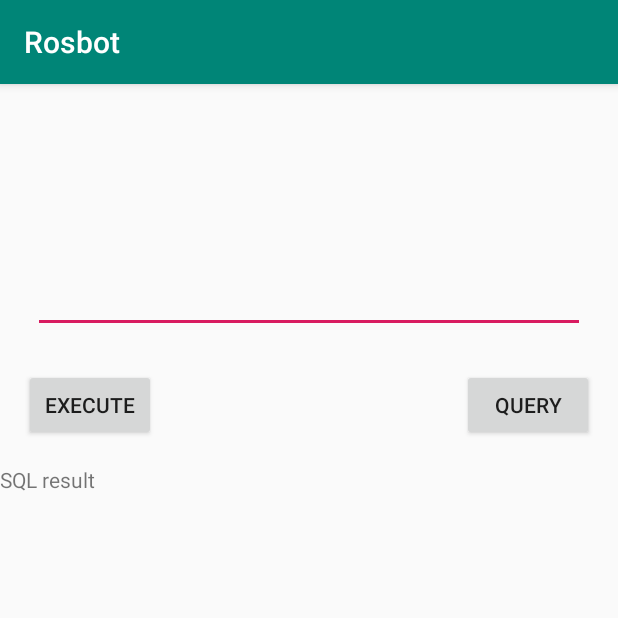
After one commit to AndroiDjo/QueryRobot, an Android app: the DatabaseActivity screen opened directly, with no data from a screen before it, on a phone screen of 412 x 824 dp, the top half of it. The commit adds this screen. Run offline under Robolectric (Android 15) with nearby library versions, the phone set to English and light mode, and no system bars.

Commit message:
прикрутил SQLite

```diff
--- a/app/src/main/AndroidManifest.xml
+++ b/app/src/main/AndroidManifest.xml
@@ -16,6 +16,7 @@
                 <category android:name="android.intent.category.LAUNCHER" />
             </intent-filter>
         </activity>
+        <activity android:name=".DatabaseActivity"></activity>
     </application>
 
 </manifest>
--- /dev/null
+++ b/app/src/main/java/ru/rt/south/rosbot/DatabaseActivity.java
@@ -0,0 +1,67 @@
+package ru.rt.south.rosbot;
+
+import android.database.Cursor;
+import android.database.sqlite.SQLiteDatabase;
+import android.support.v7.app.AppCompatActivity;
+import android.os.Bundle;
+import android.view.View;
+import android.widget.EditText;
+import android.widget.TextView;
+
+public class DatabaseActivity extends AppCompatActivity {
+
+    private EditText sqlEdit;
+    private TextView outputText;
+    private SQLitecon sqlcon;
+
+    @Override
+    protected void onCreate(Bundle savedInstanceState) {
+        super.onCreate(savedInstanceState);
+        setContentView(R.layout.activity_database);
+        sqlEdit = (EditText)findViewById(R.id.sql_edit);
+        outputText = (TextView)findViewById(R.id.sql_result_label);
+        sqlcon = SQLitecon.getInstance(this);
+    }
+
+    public void sqlExecClick(View view) {
+        try {
+            SQLiteDatabase db = sqlcon.getWritableDatabase();
+            db.execSQL(sqlEdit.getText().toString().trim());
+            outputText.setText("Команда выполнена");
+        }
+        catch (Exception e) {
+            outputText.setText("Exception: "+e.getMessage());
+        }
+    }
+
+    public void sqlQueryClick(View view) {
+        Cursor result;
+        try (SQLiteDatabase db = sqlcon.getWritableDatabase()) {
+            result = db.rawQuery(sqlEdit.getText().toString().trim(), null);
+            outputText.setText("Результат выполнения запроса:\n");
+            int colcnt = result.getColumnCount();
+            while (result.moveToNext()) {
+                for (int i=0; i < colcnt; i++) {
+                    String colname = result.getColumnName(i);
+                    int coltype = result.getType(i);
+                    if (coltype == Cursor.FIELD_TYPE_STRING) {
+                        String strval = result.getString(i);
+                        outputText.append(colname+"="+strval+" ");
+                    }
+                    else if (coltype == Cursor.FIELD_TYPE_INTEGER) {
+                        int intval = result.getInt(i);
+                        outputText.append(colname+"="+Integer.toString(intval)+" ");
+                    }
+                    else if (coltype == Cursor.FIELD_TYPE_FLOAT) {
+                        float floatval = result.getFloat(i);
+                        outputText.append(colname+"="+Float.toString(floatval)+" ");
+                    }
+                }
+                outputText.append("\n");
+            }
+        }
+        catch (Exception e) {
+            outputText.setText("Exception: "+e.getMessage());
+        }
+    }
+}
--- /dev/null
+++ b/app/src/main/java/ru/rt/south/rosbot/SQLitecon.java
@@ -0,0 +1,44 @@
+package ru.rt.south.rosbot;
+
+import android.content.Context;
+import android.database.sqlite.SQLiteDatabase;
+import android.database.sqlite.SQLiteOpenHelper;
+
+public class SQLitecon extends SQLiteOpenHelper {
+    private static final String SQL_CREATE_ENTRIES =
+            "CREATE TABLE TACTIVITY_LOG (" +
+                    "DFOBJ INTEGER PRIMARY KEY," +
+                    "DFDATE DATETIME DEFAULT CURRENT_TIMESTAMP," +
+                    "DFACTIVITY TEXT," +
+                    "DFDETAILS TEXT" +
+                    ")";
+
+    private static final String SQL_DELETE_ENTRIES =
+            "DROP TABLE IF EXISTS TACTIVITY_LOG";
+
+    private static SQLitecon sInstance;
+
+    public static final int DATABASE_VERSION = 1;
+    public static final String DATABASE_NAME = "Ros.db";
+
+    public static synchronized SQLitecon getInstance(Context context) {
+        if (sInstance == null) {
+            sInstance = new SQLitecon(context.getApplicationContext());
+        }
+        return sInstance;
+    }
+
+    public SQLitecon(Context context) {
+        super(context, DATABASE_NAME, null, DATABASE_VERSION);
+    }
+    public void onCreate(SQLiteDatabase db) {
+        db.execSQL(SQL_CREATE_ENTRIES);
+    }
+    public void onUpgrade(SQLiteDatabase db, int oldVersion, int newVersion) {
+        db.execSQL(SQL_DELETE_ENTRIES);
+        onCreate(db);
+    }
+    public void onDowngrade(SQLiteDatabase db, int oldVersion, int newVersion) {
+        onUpgrade(db, oldVersion, newVersion);
+    }
+}
--- /dev/null
+++ b/app/src/main/res/layout/activity_database.xml
@@ -0,0 +1,54 @@
+<?xml version="1.0" encoding="utf-8"?>
+<android.support.constraint.ConstraintLayout xmlns:android="http://schemas.android.com/apk/res/android"
+    xmlns:app="http://schemas.android.com/apk/res-auto"
+    xmlns:tools="http://schemas.android.com/tools"
+    android:layout_width="match_parent"
+    android:layout_height="match_parent"
+    tools:context=".DatabaseActivity">
+
+    <TextView
+        android:id="@+id/sql_result_label"
+        android:layout_width="wrap_content"
+        android:layout_height="wrap_content"
+        android:layout_marginTop="16dp"
+        android:text="SQL result"
+        app:layout_constraintTop_toBottomOf="@+id/sql_exec_btn"
+        tools:layout_editor_absoluteX="160dp" />
+
+    <Button
+        android:id="@+id/sql_exec_btn"
+        android:layout_width="wrap_content"
+        android:layout_height="wrap_content"
+        android:layout_marginStart="16dp"
+        android:layout_marginTop="24dp"
+        android:onClick="sqlExecClick"
+        android:text="Execute"
+        app:layout_constraintStart_toStartOf="parent"
+        app:layout_constraintTop_toBottomOf="@+id/sql_edit" />
+
+    <EditText
+        android:id="@+id/sql_edit"
+        android:layout_width="368dp"
+        android:layout_height="150dp"
+        android:layout_marginStart="16dp"
+        android:layout_marginTop="16dp"
+        android:layout_marginEnd="16dp"
+        android:ems="10"
+        android:inputType="textMultiLine"
+        app:layout_constraintEnd_toEndOf="parent"
+        app:layout_constraintHorizontal_bias="0.5"
+        app:layout_constraintStart_toStartOf="parent"
+        app:layout_constraintTop_toTopOf="parent" />
+
+    <Button
+        android:id="@+id/sql_query_btn"
+        android:layout_width="wrap_content"
+        android:layout_height="wrap_content"
+        android:layout_marginTop="24dp"
+        android:layout_marginEnd="16dp"
+        android:onClick="sqlQueryClick"
+        android:text="Query"
+        app:layout_constraintEnd_toEndOf="parent"
+        app:layout_constraintTop_toBottomOf="@+id/sql_edit" />
+
+</android.support.constraint.ConstraintLayout>
--- a/app/src/main/res/values/strings.xml
+++ b/app/src/main/res/values/strings.xml
@@ -1,3 +1,4 @@
 <resources>
     <string name="app_name">Rosbot</string>
+    <string name="sql_editor">SQL editor</string>
 </resources>
```
Also changed, not shown: app/src/main/java/ru/rt/south/rosbot/MainActivity.java (+22 -0 lines), app/src/main/java/ru/rt/south/rosbot/Mind.java (+11 -0 lines), app/src/main/res/layout/activity_main.xml (+1 -8 lines), app/src/main/res/menu/menu_main.xml (added, +9 -0 lines).
